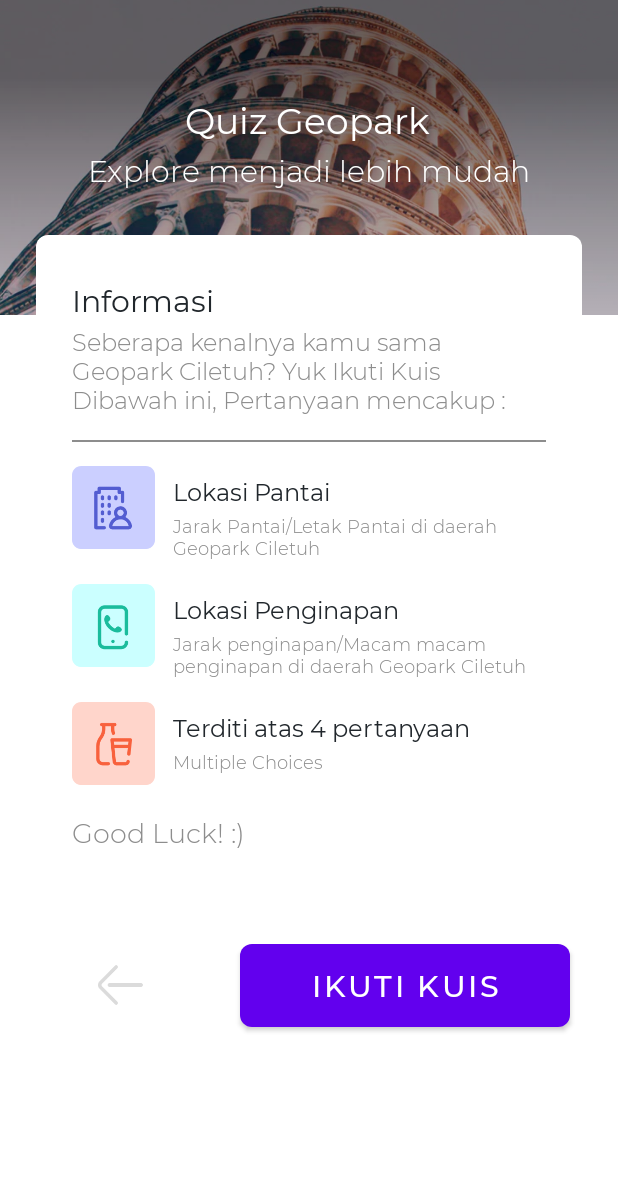
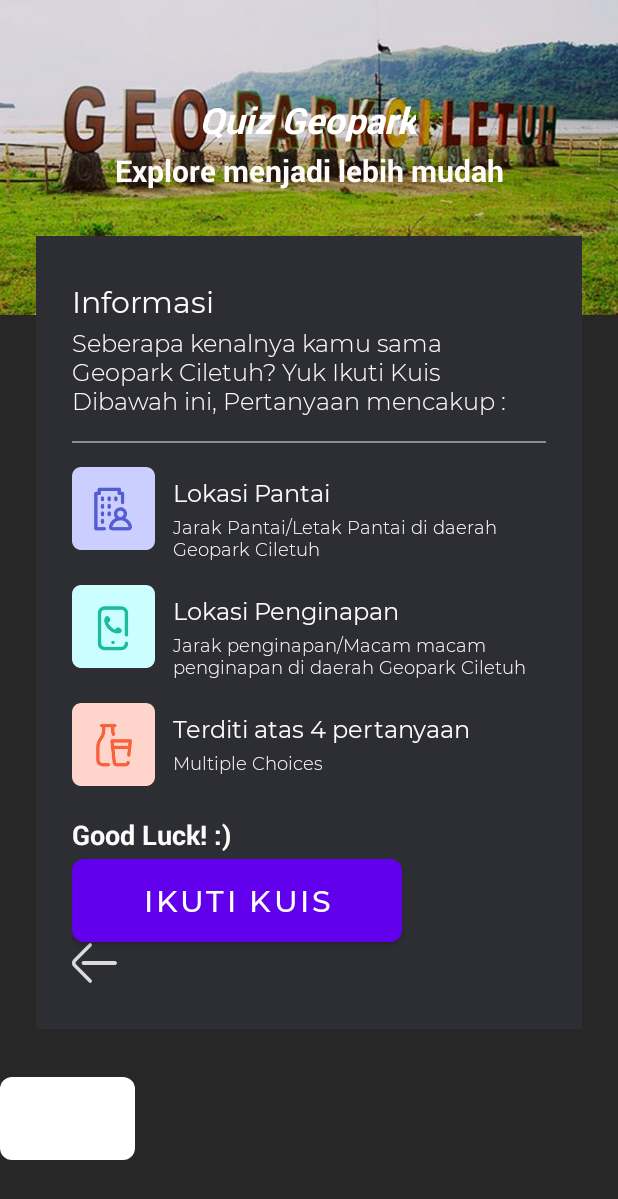
Before and after one commit to ETS-Android2/CiletuhSQT-Android-App, an Android app: the StartQuiz screen opened directly, with no data from a screen before it, on a phone screen of 412 x 824 dp. Shown: the top 1199 px of the screen. Run offline under Robolectric (Android 15) with nearby library versions, the phone set to English and light mode, and no system bars.

Commit message:
Fix bugs lagi terakhir moga2

```diff
--- a/app/src/main/res/layout/activity_start_quiz.xml
+++ b/app/src/main/res/layout/activity_start_quiz.xml
@@ -3,6 +3,7 @@
     xmlns:app="http://schemas.android.com/apk/res-auto"
     xmlns:tools="http://schemas.android.com/tools"
     android:layout_width="match_parent"
+    android:background="@color/darkmode"
     android:layout_height="match_parent"
     tools:context=".StartQuiz">
 
@@ -11,7 +12,7 @@
         android:layout_width="match_parent"
         android:layout_height="210dp"
         android:scaleType="centerCrop"
-        android:src="@drawable/bgheader_pisa"
+        android:src="@drawable/ciletuh_hub"
         app:layout_constraintEnd_toEndOf="parent"
         app:layout_constraintStart_toStartOf="parent"
         app:layout_constraintTop_toTopOf="parent" />
@@ -21,9 +22,10 @@
         android:layout_width="wrap_content"
         android:layout_height="wrap_content"
         android:layout_marginTop="64dp"
-        android:fontFamily="@font/mregular"
+        android:fontFamily="@font/roboto_bold"
         android:text="Quiz Geopark"
         android:textAlignment="center"
+        android:textStyle="italic"
         android:textColor="#FFF"
         android:textSize="24sp"
         app:layout_constraintEnd_toEndOf="parent"
@@ -36,11 +38,12 @@
         android:layout_width="wrap_content"
         android:layout_height="wrap_content"
         android:layout_marginTop="4dp"
-        android:fontFamily="@font/mlight"
+        android:fontFamily="@font/roboto_bold"
+
         android:lineSpacingExtra="9dp"
         android:text="Explore menjadi lebih mudah"
         android:textAlignment="center"
-        android:textColor="#FFF"
+        android:textColor="@color/fontColor"
         android:textSize="20sp"
         app:layout_constraintEnd_toEndOf="parent"
         app:layout_constraintStart_toStartOf="@+id/imageView3"
@@ -53,7 +56,7 @@
         android:layout_marginStart="24dp"
         android:layout_marginTop="30dp"
         android:layout_marginEnd="24dp"
-        android:background="@drawable/bg_layout_white"
+        android:background="#2d2e34"
         android:orientation="vertical"
         android:paddingLeft="24dp"
         android:paddingTop="30dp"
@@ -68,7 +71,7 @@
             android:layout_height="wrap_content"
             android:fontFamily="@font/mregular"
             android:text="Informasi"
-            android:textColor="@color/blackPrimary"
+            android:textColor="@color/fontColor"
             android:textSize="20sp" />
 
         <TextView
@@ -77,7 +80,7 @@
             android:layout_marginTop="4dp"
             android:fontFamily="@font/mlight"
             android:text="Seberapa kenalnya kamu sama Geopark Ciletuh? Yuk Ikuti Kuis Dibawah ini, Pertanyaan mencakup :"
-            android:textColor="@color/grayPrimary"
+            android:textColor="@color/fontColor"
             android:textSize="16sp" />
 
         <View
@@ -111,7 +114,7 @@
                     android:layout_height="wrap_content"
                     android:fontFamily="@font/mregular"
                     android:text="Lokasi Pantai"
-                    android:textColor="@color/blackPrimary"
+                    android:textColor="@color/fontColor"
                     android:textSize="16dp" />
 
                 <TextView
@@ -120,7 +123,7 @@
                     android:layout_marginTop="4dp"
                     android:fontFamily="@font/mlight"
                     android:text="Jarak Pantai/Letak Pantai di daerah Geopark Ciletuh"
-                    android:textColor="@color/grayPrimary"
+                    android:textColor="@color/fontColor"
                     android:textSize="12dp" />
 
             </LinearLayout>
@@ -151,7 +154,7 @@
                     android:layout_height="wrap_content"
                     android:fontFamily="@font/mregular"
                     android:text="Lokasi Penginapan"
-                    android:textColor="@color/blackPrimary"
+                    android:textColor="@color/fontColor"
                     android:textSize="16dp" />
 
                 <TextView
@@ -160,7 +163,7 @@
                     android:layout_marginTop="4dp"
                     android:fontFamily="@font/mlight"
                     android:text="Jarak penginapan/Macam macam penginapan di daerah Geopark Ciletuh"
-                    android:textColor="@color/grayPrimary"
+                    android:textColor="@color/fontColor"
                     android:textSize="12dp" />
 
             </LinearLayout>
@@ -191,7 +194,7 @@
                     android:layout_height="wrap_content"
                     android:fontFamily="@font/mregular"
                     android:text="Terditi atas 4 pertanyaan"
-                    android:textColor="@color/blackPrimary"
+                    android:textColor="@color/fontColor"
                     android:textSize="16dp" />
 
                 <TextView
@@ -200,7 +203,7 @@
                     android:layout_marginTop="4dp"
                     android:fontFamily="@font/mlight"
                     android:text="Multiple Choices"
-                    android:textColor="@color/grayPrimary"
+                    android:textColor="@color/fontColor"
                     android:textSize="12dp" />
 
             </LinearLayout>
@@ -212,28 +215,31 @@
             android:layout_width="wrap_content"
             android:layout_height="wrap_content"
             android:layout_marginTop="4dp"
-            android:fontFamily="@font/mlight"
+            android:fontFamily="@font/roboto_bold"
             android:lineSpacingExtra="8dp"
             android:text="Good Luck! :)"
-            android:textColor="@color/grayPrimary"
+            android:textColor="@color/fontColor"
             android:textSize="18sp" />
-
-    </LinearLayout>
-
 
         <Button
             android:id="@+id/start_quiz"
             android:layout_width="220dp"
             android:layout_height="55dp"
-        android:layout_marginTop="32dp"
             android:layout_marginEnd="32dp"
+            android:layout_marginTop="4dp"
             android:background="@drawable/bg_btn_blue_primary"
             android:fontFamily="@font/mmedium"
             android:text="Ikuti Kuis"
             android:textColor="#FFF"
-        android:textSize="20sp"
-        app:layout_constraintEnd_toEndOf="parent"
-        app:layout_constraintTop_toBottomOf="@+id/linearLayout" />
+            android:textSize="20sp" />
+
+        <ImageView
+            android:layout_width="30dp"
+            android:layout_height="28dp"
+            android:src="@drawable/ic_back" />
+
+    </LinearLayout>
+
 
     <LinearLayout
         android:id="@+id/btn_back_fromquiz"
@@ -247,11 +253,6 @@
         app:layout_constraintStart_toStartOf="parent"
         app:layout_constraintTop_toBottomOf="@+id/linearLayout">
 
-        <ImageView
-            android:layout_width="30dp"
-            android:layout_height="28dp"
-            android:src="@drawable/ic_back" />
-
     </LinearLayout>
 
 </androidx.constraintlayout.widget.ConstraintLayout>
```
Lines whose indentation alone changed are shown as unchanged.
